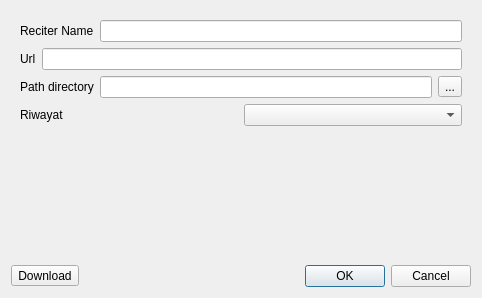
Old version of the form dialogaddreciter.ui in the repository zakariakov/elforkane.
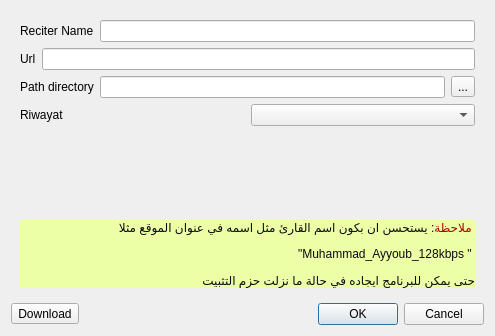
New version of the form.

Patch:
```diff
--- a/dialogaddreciter.ui
+++ b/dialogaddreciter.ui
@@ -6,8 +6,8 @@
    <rect>
     <x>0</x>
     <y>0</y>
-    <width>482</width>
-    <height>298</height>
+    <width>495</width>
+    <height>336</height>
    </rect>
   </property>
   <property name="minimumSize">
@@ -103,6 +103,18 @@
          </property>
         </spacer>
        </item>
+       <item>
+        <widget class="QLabel" name="label_5">
+         <property name="styleSheet">
+          <string notr="true">background-color: rgb(236, 255, 167);
+border:1px;
+border-radius::5 px;</string>
+         </property>
+         <property name="text">
+          <string>&lt;html&gt;&lt;head/&gt;&lt;body&gt;&lt;p align=&quot;right&quot;&gt;&lt;span style=&quot; color:#aa0000;&quot;&gt;ملاحظة&lt;/span&gt;: &lt;span style=&quot; color:#0c0c0c;&quot;&gt;يستحسن ان بكون اسم القارئ مثل اسمه في عنوان الموقع مثلا &lt;/span&gt;&lt;/p&gt;&lt;p align=&quot;right&quot;&gt;&lt;span style=&quot; color:#0c0c0c;&quot;&gt;  &amp;quot;Muhammad_Ayyoub_128kbps &amp;quot; &lt;/span&gt;&lt;/p&gt;&lt;p align=&quot;right&quot;&gt;&lt;span style=&quot; color:#0c0c0c;&quot;&gt;حتى يمكن للبرنامج ايجاده في حالة ما نزلت حزم التثبيت&lt;/span&gt;&lt;/p&gt;&lt;/body&gt;&lt;/html&gt;</string>
+         </property>
+        </widget>
+       </item>
       </layout>
      </widget>
      <widget class="QWidget" name="page_2">
```
